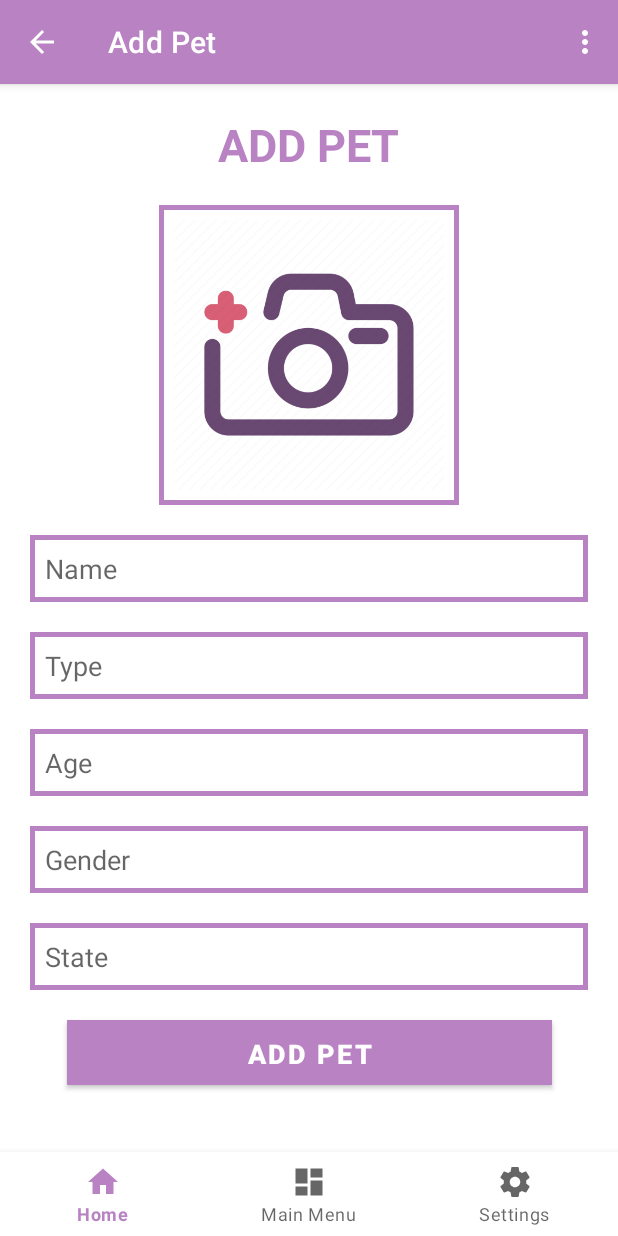
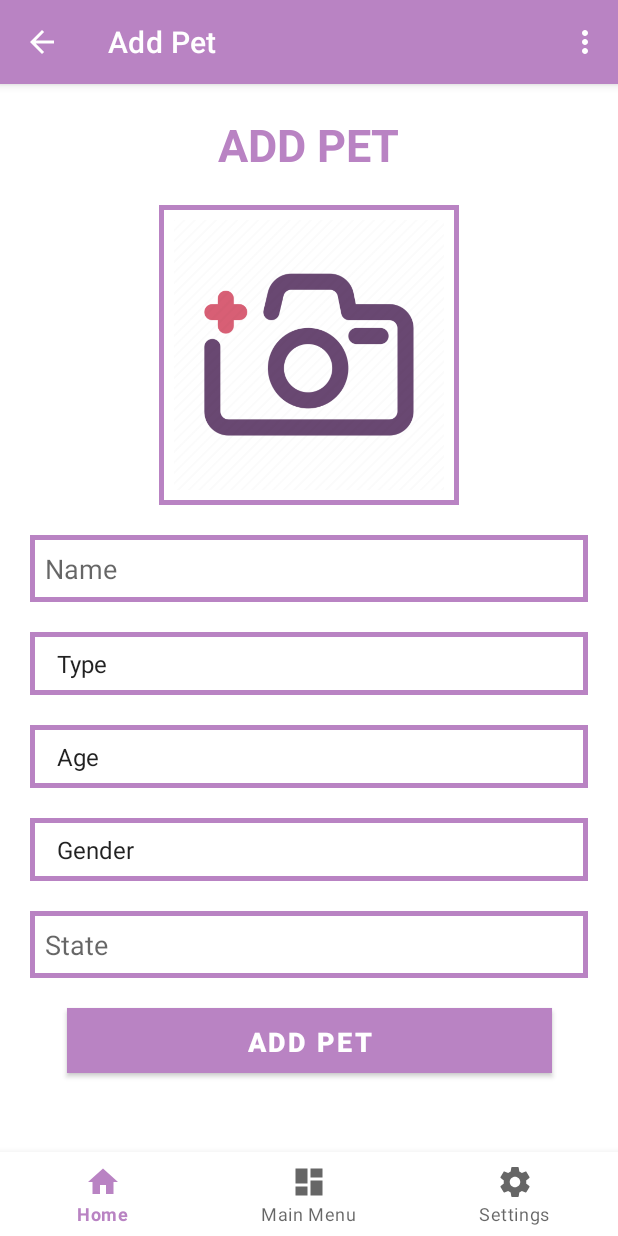
Before and after one commit to nihalUzunyayla/CENG427-Mobile-Application-Development, an Android app: the AddPetActivity screen opened directly, with no data from a screen before it, on a phone screen of 412 x 824 dp. Run offline under Robolectric (Android 15) with nearby library versions, the light colour scheme and no system bars.

Commit message:
Edit texts were converted into spinners in AddPet

```diff
--- a/app/src/main/java/com/example/pawrescue/AddPetActivity.java
+++ b/app/src/main/java/com/example/pawrescue/AddPetActivity.java
@@ -9,13 +9,17 @@ import android.net.Uri;
 import android.os.Build;
 import android.os.Bundle;
 import android.provider.MediaStore;
+import android.text.Editable;
+import android.text.TextWatcher;
 import android.view.Menu;
 import android.view.MenuInflater;
 import android.view.MenuItem;
 import android.view.View;
+import android.widget.ArrayAdapter;
 import android.widget.Button;
 import android.widget.EditText;
 import android.widget.ImageView;
+import android.widget.Spinner;
 import android.widget.Toast;
 
 import androidx.annotation.Nullable;
@@ -24,24 +28,26 @@ import androidx.core.app.ActivityCompat;
 import androidx.core.content.ContextCompat;
 
 import java.io.IOException;
+import java.util.regex.Matcher;
+import java.util.regex.Pattern;
 
 public class AddPetActivity extends AppCompatActivity {
 
     private static final int REQUEST_CODE = 1;
     private static final int CAMERA_PERMISSION_REQUEST_CODE = 103;
-    private static final int STORAGE_PERMISSION_REQUEST_CODE = 104;
 
     PetDB petDB = new PetDB(this);
 
     private ImageView imageViewCenter;
     private Bitmap selectedImage;
+    private EditText editTextPetState;
 
     @Override
     protected void onCreate(Bundle savedInstanceState) {
         super.onCreate(savedInstanceState);
         setContentView(R.layout.activity_add_pet);
         getSupportActionBar().setDisplayHomeAsUpEnabled(true);
-        petDB.writeAllPets();
+        //petDB.writeAllPets();
 
         imageViewCenter = findViewById(R.id.imageViewCenter);
         imageViewCenter.setOnClickListener(new View.OnClickListener() {
@@ -51,24 +57,56 @@ public class AddPetActivity extends AppCompatActivity {
             }
         });
 
+        ArrayAdapter<String> typeAdapter = new ArrayAdapter<>(this, android.R.layout.simple_spinner_item, new String[]{getString(R.string.type_hint), getString(R.string.Dog), getString(R.string.Cat)});
+        ArrayAdapter<String> ageAdapter = new ArrayAdapter<>(this, android.R.layout.simple_spinner_item, generateAgeList());
+        ArrayAdapter<String> genderAdapter = new ArrayAdapter<>(this, android.R.layout.simple_spinner_item, new String[]{getString(R.string.gender_hint), getString(R.string.Female), getString(R.string.Male)});
+
+        typeAdapter.setDropDownViewResource(android.R.layout.simple_spinner_dropdown_item);
+        ageAdapter.setDropDownViewResource(android.R.layout.simple_spinner_dropdown_item);
+        genderAdapter.setDropDownViewResource(android.R.layout.simple_spinner_dropdown_item);
+
         EditText editTextPetName = findViewById(R.id.editTextPetName);
-        EditText editTextPetType = findViewById(R.id.editTextPetType);
-        EditText editTextPetAge = findViewById(R.id.editTextPetAge);
-        EditText editTextPetGender = findViewById(R.id.editTextPetGender);
-        EditText editTextPetState = findViewById(R.id.editTextPetState);
+        Spinner spinnerPetType = findViewById(R.id.spinnerPetType);
+        Spinner spinnerPetAge = findViewById(R.id.spinnerPetAge);
+        Spinner spinnerPetGender = findViewById(R.id.spinnerPetGender);
+        editTextPetState = findViewById(R.id.editTextPetState);
+
+        spinnerPetType.setAdapter(typeAdapter);
+        spinnerPetAge.setAdapter(ageAdapter);
+        spinnerPetGender.setAdapter(genderAdapter);
+
+        editTextPetState.addTextChangedListener(new TextWatcher() {
+            @Override
+            public void beforeTextChanged(CharSequence charSequence, int start, int before, int count) {
+            }
+
+            @Override
+            public void onTextChanged(CharSequence charSequence, int start, int before, int count) {
+            }
+
+            @Override
+            public void afterTextChanged(Editable editable) {
+                String inputText = editable.toString();
+                if (!isValidState(inputText)) {
+                    editTextPetState.setError(getString(R.string.valid_state));
+                } else {
+                    editTextPetState.setError(null);
+                }
+            }
+        });
 
         Button buttonAddPet = findViewById(R.id.buttonAddPet);
         buttonAddPet.setOnClickListener(new View.OnClickListener() {
             @Override
             public void onClick(View v) {
-                if (checkFieldsNotEmpty(editTextPetName, editTextPetType, editTextPetAge, editTextPetGender, editTextPetState)) {
+                if (checkEditFieldsNotEmpty(editTextPetName, editTextPetState) && checkSpinnerFieldsNotEmpty(spinnerPetType, spinnerPetAge, spinnerPetGender) && isValidState(editTextPetState.getText().toString())) {
 
                     if (selectedImage != null) {
                         addPetToDatabase(
                                 editTextPetName.getText().toString(),
-                                editTextPetType.getText().toString(),
-                                Integer.parseInt(editTextPetAge.getText().toString()),
-                                editTextPetGender.getText().toString(),
+                                spinnerPetGender.getSelectedItem().toString(),
+                                Integer.parseInt(spinnerPetAge.getSelectedItem().toString()),
+                                spinnerPetGender.getSelectedItem().toString(),
                                 selectedImage,
                                 editTextPetState.getText().toString()
                         );
@@ -149,9 +187,19 @@ public class AddPetActivity extends AppCompatActivity {
         }
     }
 
-    private boolean checkFieldsNotEmpty(EditText... editTexts) {
+    private boolean checkEditFieldsNotEmpty(EditText... editTexts) {
         for (EditText editText : editTexts) {
             if (editText.getText().toString().trim().isEmpty()) {
+                return false;
+            }
+        }
+        return true;
+    }
+
+    private boolean checkSpinnerFieldsNotEmpty(Spinner... spinners) {
+        for (Spinner spinner : spinners) {
+            if (spinner.getSelectedItemPosition() == 0) {
+                // Eğer bir seçim yapılmamışsa (ilk öğe seçiliyse), false döndür
                 return false;
             }
         }
@@ -177,15 +225,15 @@ public class AddPetActivity extends AppCompatActivity {
 
     private void clearInputFields() {
         EditText editTextPetName = findViewById(R.id.editTextPetName);
-        EditText editTextPetType = findViewById(R.id.editTextPetType);
-        EditText editTextPetAge = findViewById(R.id.editTextPetAge);
-        EditText editTextPetGender = findViewById(R.id.editTextPetGender);
+        Spinner spinnerPetType = findViewById(R.id.spinnerPetType);
+        Spinner spinnerPetAge = findViewById(R.id.spinnerPetAge);
+        Spinner spinnerPetGender = findViewById(R.id.spinnerPetGender);
         EditText editTextPetState = findViewById(R.id.editTextPetState);
 
         editTextPetName.setText("");
-        editTextPetType.setText("");
-        editTextPetAge.setText("");
-        editTextPetGender.setText("");
+        spinnerPetType.setSelection(0);
+        spinnerPetAge.setSelection(0);
+        spinnerPetGender.setSelection(0);
         editTextPetState.setText("");
 
         // Reset imageViewCenter
@@ -214,7 +262,6 @@ public class AddPetActivity extends AppCompatActivity {
             }
         });
     }
-
 
     @Override
     public void onRequestPermissionsResult(int requestCode, String[] permissions, int[] grantResults) {
@@ -247,4 +294,33 @@ public class AddPetActivity extends AppCompatActivity {
         mif.inflate(R.menu.bottom_nav_menu, menu);
         return super.onCreateOptionsMenu(menu);
     }
+
+    private String[] generateAgeList() {
+        String[] ageArray = new String[22];
+        ageArray[0] = getString(R.string.age_hint);
+        for (int i = 0; i <= 20; i++) {
+            ageArray[i+1] = String.valueOf(i);
+        }
+        return ageArray;
+    }
+
+    private boolean isValidState(String password) {
+        String regex = "^[^\\d]+$"; // non-digit
+        Pattern pattern = Pattern.compile(regex);
+        Matcher matcher = pattern.matcher(password);
+        return matcher.matches();
+    }
+
+    private boolean validateFields(){
+        String state = editTextPetState.getText().toString();
+
+        if (!isValidState(state)) {
+            editTextPetState.setError(getString(R.string.valid_state));
+            return false;
+        } else {
+            editTextPetState.setError(null);
+        }
+
+        return !state.isEmpty();
+    }
 }
--- a/app/src/main/res/layout/activity_add_pet.xml
+++ b/app/src/main/res/layout/activity_add_pet.xml
@@ -42,6 +42,8 @@
         android:layout_width="match_parent"
         android:layout_height="wrap_content"
         android:hint="@string/name_pet_hint"
+        android:textColor="@color/black"
+        android:textSize="18sp"
         android:background="@drawable/edit_text_border"
         android:inputType="text"
         app:layout_constraintTop_toBottomOf="@id/imageViewCenter"
@@ -52,13 +54,13 @@
         android:layout_marginRight="20dp"
         android:padding="10dp" />
 
-    <EditText
-        android:id="@+id/editTextPetType"
+    <Spinner
+        android:id="@+id/spinnerPetType"
         android:layout_width="match_parent"
         android:layout_height="wrap_content"
-        android:hint="@string/type_hint"
+        android:textColor="@color/black"
+        android:textSize="18sp"
         android:background="@drawable/edit_text_border"
-        android:inputType="text"
         app:layout_constraintTop_toBottomOf="@id/editTextPetName"
         app:layout_constraintStart_toStartOf="parent"
         app:layout_constraintEnd_toEndOf="parent"
@@ -67,14 +69,14 @@
         android:layout_marginRight="20dp"
         android:padding="10dp" />
 
-    <EditText
-        android:id="@+id/editTextPetAge"
+    <Spinner
+        android:id="@+id/spinnerPetAge"
         android:layout_width="match_parent"
         android:layout_height="wrap_content"
-        android:hint="@string/age_hint"
+        android:textColor="@color/black"
+        android:textSize="18sp"
         android:background="@drawable/edit_text_border"
-        android:inputType="numberDecimal"
-        app:layout_constraintTop_toBottomOf="@id/editTextPetType"
+        app:layout_constraintTop_toBottomOf="@id/spinnerPetType"
         app:layout_constraintStart_toStartOf="parent"
         app:layout_constraintEnd_toEndOf="parent"
         android:layout_marginTop="20dp"
@@ -82,14 +84,14 @@
         android:layout_marginRight="20dp"
         android:padding="10dp" />
 
-    <EditText
-        android:id="@+id/editTextPetGender"
+    <Spinner
+        android:id="@+id/spinnerPetGender"
         android:layout_width="match_parent"
         android:layout_height="wrap_content"
-        android:hint="@string/gender_hint"
+        android:textColor="@color/black"
+        android:textSize="18sp"
         android:background="@drawable/edit_text_border"
-        android:inputType="text"
-        app:layout_constraintTop_toBottomOf="@id/editTextPetAge"
+        app:layout_constraintTop_toBottomOf="@id/spinnerPetAge"
         app:layout_constraintStart_toStartOf="parent"
         app:layout_constraintEnd_toEndOf="parent"
         android:layout_marginTop="20dp"
@@ -102,9 +104,11 @@
         android:layout_width="match_parent"
         android:layout_height="wrap_content"
         android:hint="@string/state_hint"
+        android:textColor="@color/black"
+        android:textSize="18sp"
         android:background="@drawable/edit_text_border"
         android:inputType="text"
-        app:layout_constraintTop_toBottomOf="@id/editTextPetGender"
+        app:layout_constraintTop_toBottomOf="@id/spinnerPetGender"
         app:layout_constraintStart_toStartOf="parent"
         app:layout_constraintEnd_toEndOf="parent"
         android:layout_marginTop="20dp"
--- a/app/src/main/res/values/strings.xml
+++ b/app/src/main/res/values/strings.xml
@@ -50,7 +50,7 @@
     <string name="gender_hint">Gender</string>
     <string name="state_hint">State</string>
     <string name="menu">MAIN MENU</string>
-    <string name="displayPet_btn">ADOPT PET</string>
+    <string name="displayPet_btn">ADOPT\nPET</string>
     <string name="adoptPet_title">Adopt Pet</string>
     <string name="select_type">Select Type:</string>
     <string name="select_age">Select Age:</string>
@@ -58,6 +58,7 @@
     <string name="All">All</string>
     <string name="Dog">Dog</string>
     <string name="Cat">Cat</string>
+    <string name="Select">Select</string>
     <string name="Female">Female</string>
     <string name="Male">Male</string>
     <string name="alertDiagramBoldText">Thank you for adopting one of the cute paws, we are waiting for you to rescue the paw as soon as possible.</string>
@@ -80,6 +81,7 @@
     <string name="valid_cvv">Please enter a valid CVV format (3 digits)</string>
     <string name="valid_phone">Please enter a valid phone number format (10 digits)</string>
     <string name="valid_card_number">Please enter a valid card number format (16 digits)</string>
+    <string name="valid_state">Please enter a non-digit input</string>
     <string name="time">Remaining Time: </string>
     <string name="time_up">Time is up!</string>
     <string name="approve">Approve</string>
```
Also changed, not shown: app/src/main/java/com/example/pawrescue/DisplayPetActivity.java (+8 -0 lines), app/src/main/res/layout/activity_display_pet.xml (+11 -0 lines).
